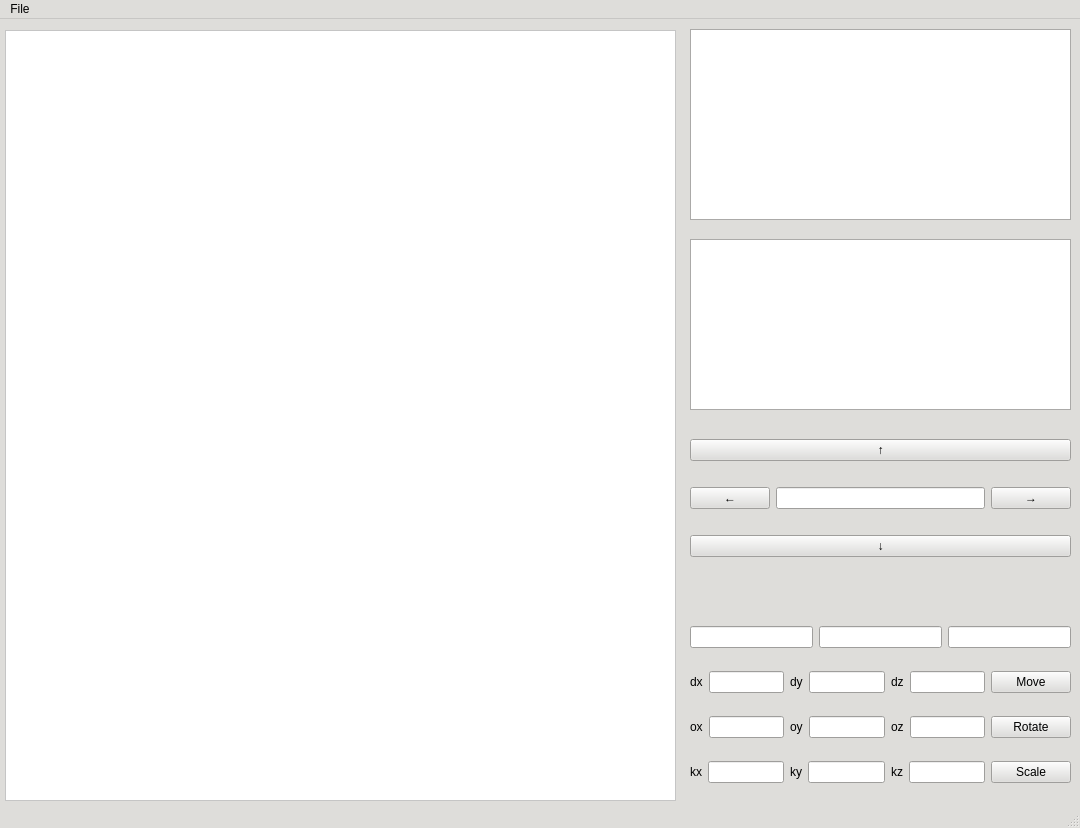
Old version of the form lab_03/lab_03_qt/mainwindow.ui in the repository SINdeletE/OOP.
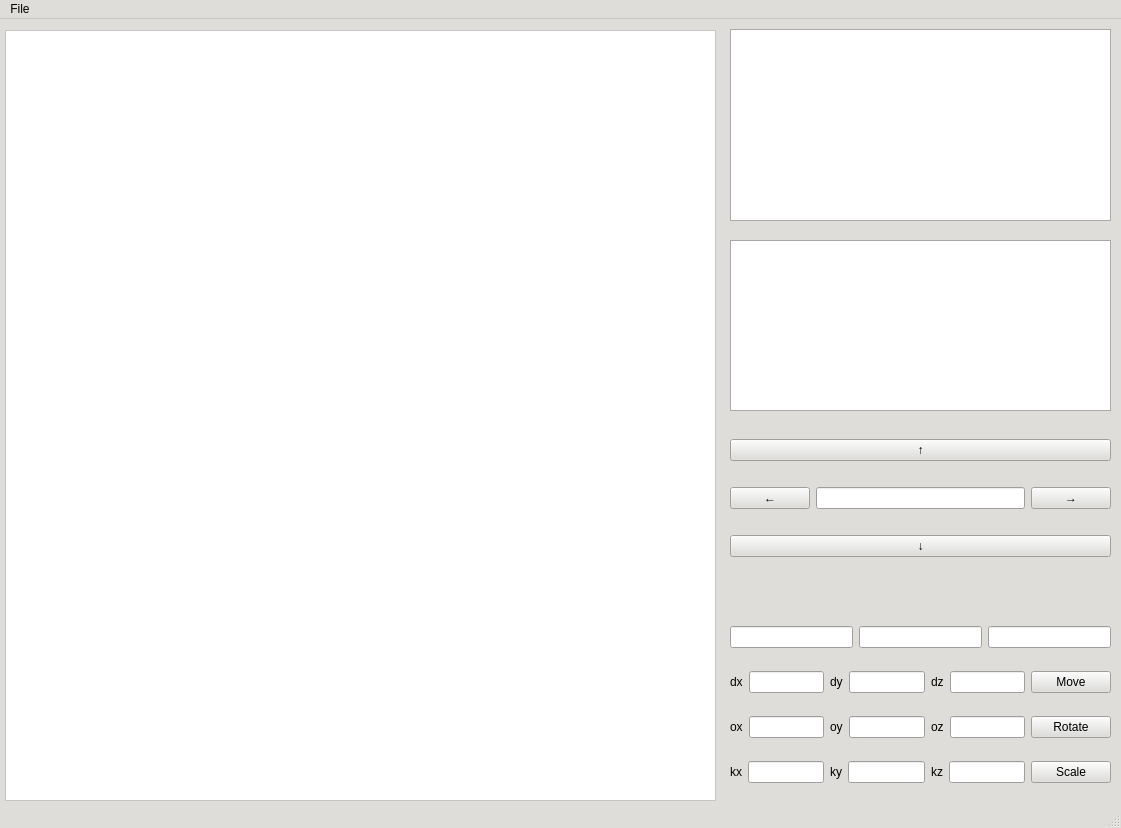
New version of the form.

What changed in the file:
```diff
--- a/lab_03/lab_03_qt/mainwindow.ui
+++ b/lab_03/lab_03_qt/mainwindow.ui
@@ -6,7 +6,7 @@
    <rect>
     <x>0</x>
     <y>0</y>
-    <width>1080</width>
+    <width>1121</width>
     <height>828</height>
    </rect>
   </property>
@@ -484,14 +484,23 @@
   </property>
   <widget class="QWidget" name="centralwidget">
    <widget class="QGraphicsView" name="graphicsView">
+    <property name="enabled">
+     <bool>true</bool>
+    </property>
     <property name="geometry">
      <rect>
       <x>5</x>
       <y>11</y>
-      <width>671</width>
+      <width>711</width>
       <height>771</height>
      </rect>
     </property>
+    <property name="sizePolicy">
+     <sizepolicy hsizetype="Fixed" vsizetype="Fixed">
+      <horstretch>0</horstretch>
+      <verstretch>0</verstretch>
+     </sizepolicy>
+    </property>
     <property name="palette">
      <palette>
       <active>
@@ -961,11 +970,22 @@
       </disabled>
      </palette>
     </property>
+    <property name="interactive">
+     <bool>true</bool>
+    </property>
+    <property name="sceneRect">
+     <rectf>
+      <x>0.000000000000000</x>
+      <y>0.000000000000000</y>
+      <width>0.000000000000000</width>
+      <height>0.000000000000000</height>
+     </rectf>
+    </property>
    </widget>
    <widget class="QWidget" name="verticalLayoutWidget">
     <property name="geometry">
      <rect>
-      <x>690</x>
+      <x>730</x>
       <y>590</y>
       <width>381</width>
       <height>191</height>
@@ -1125,7 +1145,7 @@
    <widget class="QWidget" name="verticalLayoutWidget_2">
     <property name="geometry">
      <rect>
-      <x>690</x>
+      <x>730</x>
       <y>400</y>
       <width>381</width>
       <height>161</height>
@@ -1220,20 +1240,20 @@
    <widget class="QTableWidget" name="tableWidget">
     <property name="geometry">
      <rect>
-      <x>690</x>
-      <y>220</y>
+      <x>730</x>
+      <y>221</y>
       <width>381</width>
       <height>171</height>
      </rect>
     </property>
    </widget>
-   <widget class="QTableWidget" name="tableWidget_2">
+   <widget class="QTableView" name="tableView">
     <property name="geometry">
      <rect>
-      <x>690</x>
+      <x>730</x>
       <y>10</y>
       <width>381</width>
-      <height>191</height>
+      <height>192</height>
      </rect>
     </property>
    </widget>
@@ -1243,7 +1263,7 @@
     <rect>
      <x>0</x>
      <y>0</y>
-     <width>1080</width>
+     <width>1121</width>
      <height>23</height>
     </rect>
    </property>
```
Left out of the diff: 2 changed lines with no effect on the pictures.
